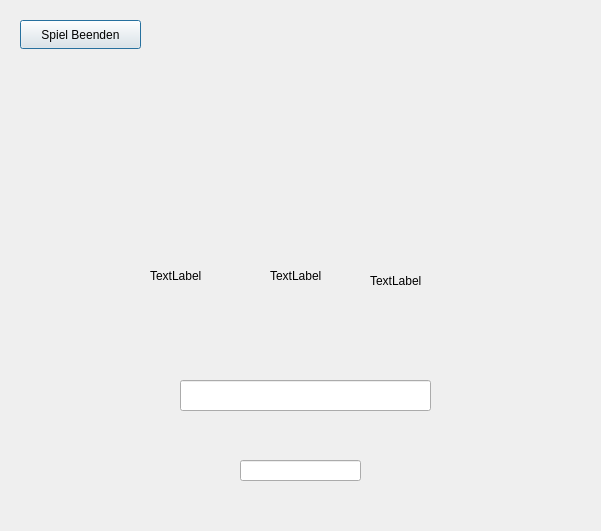
TreutleTobias/Spielautomat, file spielfenster.ui: the form before one commit.
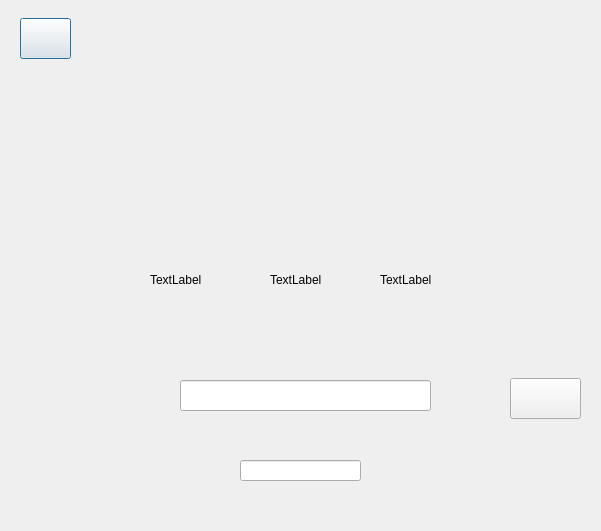
The form after the commit.

Diff of the .ui file:
```diff
--- a/spielfenster.ui
+++ b/spielfenster.ui
@@ -20,13 +20,13 @@
    <property name="geometry">
     <rect>
      <x>20</x>
-     <y>20</y>
-     <width>121</width>
-     <height>29</height>
+     <y>18</y>
+     <width>51</width>
+     <height>41</height>
     </rect>
    </property>
    <property name="text">
-    <string>Spiel Beenden</string>
+    <string/>
    </property>
   </widget>
   <widget class="QLabel" name="SpinningWheel1">
@@ -34,8 +34,8 @@
     <rect>
      <x>150</x>
      <y>240</y>
-     <width>71</width>
-     <height>71</height>
+     <width>80</width>
+     <height>80</height>
     </rect>
    </property>
    <property name="text">
@@ -47,8 +47,8 @@
     <rect>
      <x>270</x>
      <y>240</y>
-     <width>61</width>
-     <height>71</height>
+     <width>80</width>
+     <height>80</height>
     </rect>
    </property>
    <property name="text">
@@ -58,10 +58,10 @@
   <widget class="QLabel" name="SpinningWheel3">
    <property name="geometry">
     <rect>
-     <x>370</x>
-     <y>250</y>
-     <width>81</width>
-     <height>61</height>
+     <x>380</x>
+     <y>240</y>
+     <width>80</width>
+     <height>80</height>
     </rect>
    </property>
    <property name="text">
@@ -88,6 +88,40 @@
     </rect>
    </property>
   </widget>
+  <widget class="QLabel" name="Background_Label">
+   <property name="geometry">
+    <rect>
+     <x>0</x>
+     <y>0</y>
+     <width>601</width>
+     <height>531</height>
+    </rect>
+   </property>
+   <property name="text">
+    <string/>
+   </property>
+  </widget>
+  <widget class="QPushButton" name="Spin_button">
+   <property name="geometry">
+    <rect>
+     <x>510</x>
+     <y>378</y>
+     <width>71</width>
+     <height>41</height>
+    </rect>
+   </property>
+   <property name="text">
+    <string/>
+   </property>
+  </widget>
+  <zorder>Background_Label</zorder>
+  <zorder>Spiel_beenden</zorder>
+  <zorder>Spin_button</zorder>
+  <zorder>SpinningWheel1</zorder>
+  <zorder>SpinningWheel2</zorder>
+  <zorder>SpinningWheel3</zorder>
+  <zorder>Aktion_Line_Edit</zorder>
+  <zorder>Name_Line_Edit</zorder>
  </widget>
  <resources/>
  <connections/>
```
